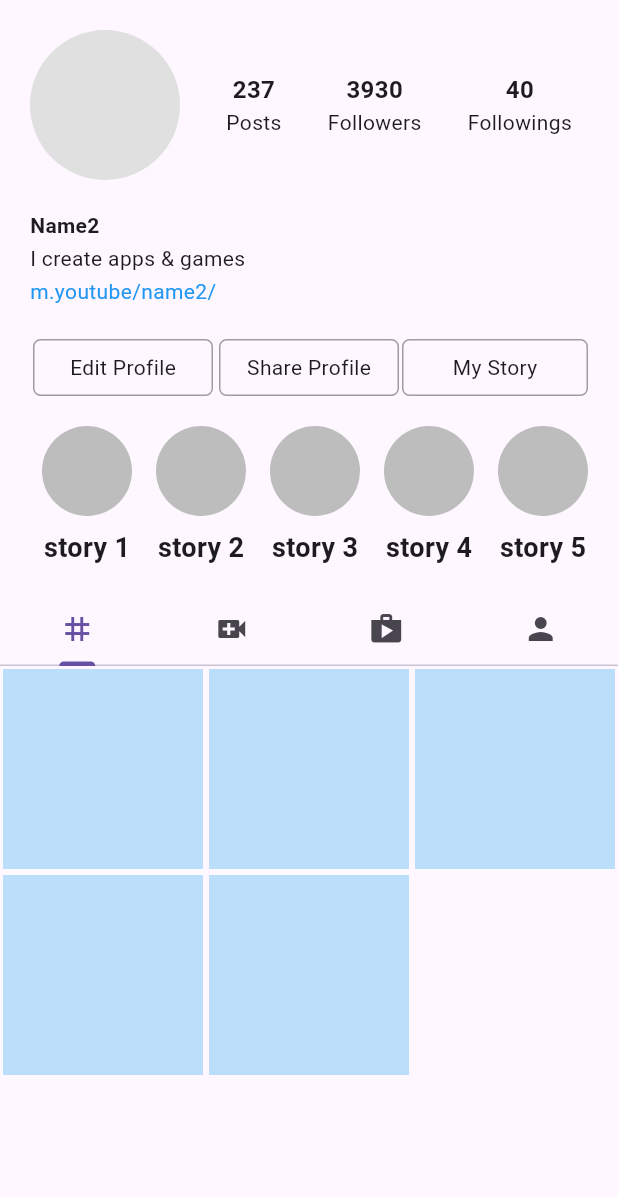
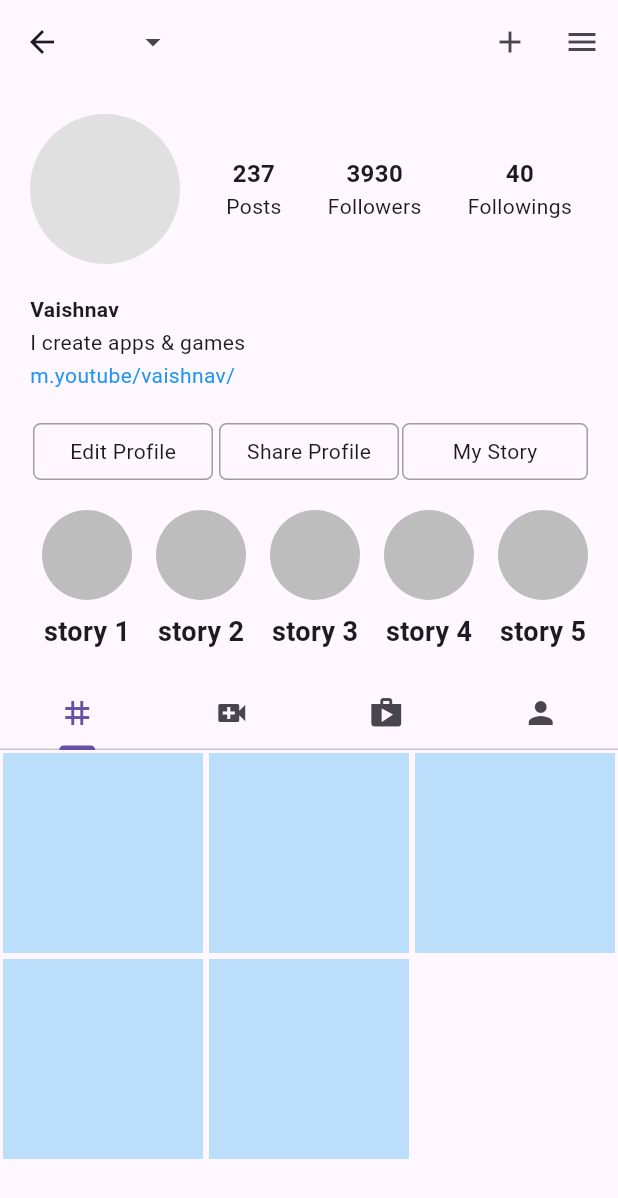
Before and after one commit to vaishnavbhat05/Instagram, a Flutter app: the UserProfile screen opened directly, on a phone screen of 412 x 824 dp. Shown: the top 1198 px of the screen. Run offline on Flutter 3.47's test engine with Material 3 defaults, Android fonts, the phone set to English and light mode, and no system bars; our stand-ins replace sqflite; accounts and stored records are empty; network calls fail.

Commit message:
profile_page small changes

```diff
--- a/lib/pages/profile.dart
+++ b/lib/pages/profile.dart
@@ -13,6 +13,15 @@ class UserProfile extends StatelessWidget {
     return DefaultTabController(
       length: 4,
       child: Scaffold(
+        appBar: AppBar(
+          title: Text("vgb_05",style: TextStyle(fontSize: 18),),
+          actions: [
+            IconButton(onPressed: (){}, icon: Icon(Icons.arrow_drop_down)),
+            SizedBox(width: 190,),
+            IconButton(onPressed: (){}, icon: Icon(Icons.add)),
+            IconButton(onPressed: (){}, icon: Icon(Icons.menu)),
+          ],
+        ),
         body: Column(
           crossAxisAlignment: CrossAxisAlignment.start,
           children: [
@@ -74,13 +83,13 @@ class UserProfile extends StatelessWidget {
               child: Column(
                 crossAxisAlignment: CrossAxisAlignment.start,
                 children: [
-                  Text("Name2",style:TextStyle(fontWeight:FontWeight.bold),
+                  Text("Vaishnav",style:TextStyle(fontWeight:FontWeight.bold),
                   ),
                   Padding(
                     padding: EdgeInsets.symmetric(vertical: 2.0),
                     child: Text('I create apps & games'),
                   ),
-                  Text('m.youtube/name2/',style: TextStyle(color: Colors.blue),),
+                  Text('m.youtube/vaishnav/',style: TextStyle(color: Colors.blue),),
                 ],
               ),
             ),
```
